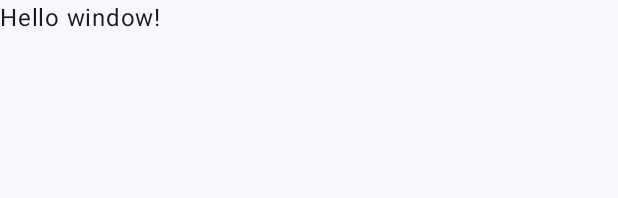
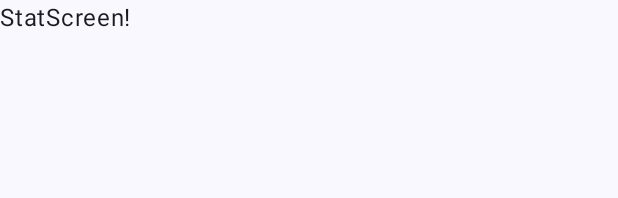
Before and after one commit to gayeon00/KidsQuizRecode, an Android app built with Jetpack Compose: the @Preview function DefaultPreview, item 2 of the bottom bar chosen, on a phone screen of 412 x 824 dp. Shown: the top 198 px of the screen. Run offline under Robolectric (Android 15) with nearby library versions, the phone set to English and light mode, and no system bars.

Commit message:
refactor: 화면 표시 문구 변경

```diff
--- a/app/src/main/java/com/fugage/kidsquizrecode/ui/profile/ProfileScreen.kt
+++ b/app/src/main/java/com/fugage/kidsquizrecode/ui/profile/ProfileScreen.kt
@@ -10,6 +10,6 @@ fun ProfileScreen(
     navHostController: NavHostController
 ){
     Surface {
-        Text(text = "Hello 가연!")
+        Text(text = "ProfileScreen")
     }
 }
--- a/app/src/main/java/com/fugage/kidsquizrecode/ui/stat/StatScreen.kt
+++ b/app/src/main/java/com/fugage/kidsquizrecode/ui/stat/StatScreen.kt
@@ -9,6 +9,6 @@ fun StatScreen(
     navHostController: NavHostController
 ){
     Surface {
-        Text(text = "Hello window!")
+        Text(text = "StatScreen!")
     }
 }
```
